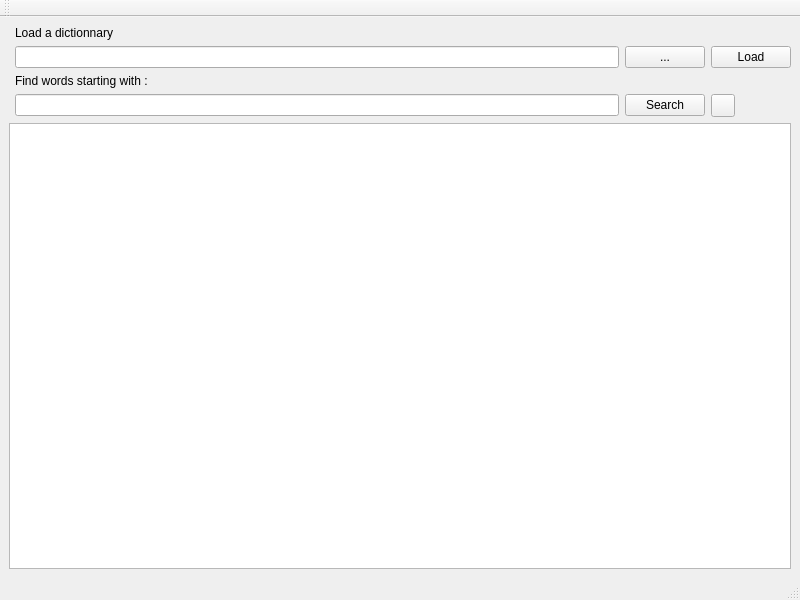
Qt form gui/MainWindow.ui (Cyniadis/SubstringSearch) before a commit.
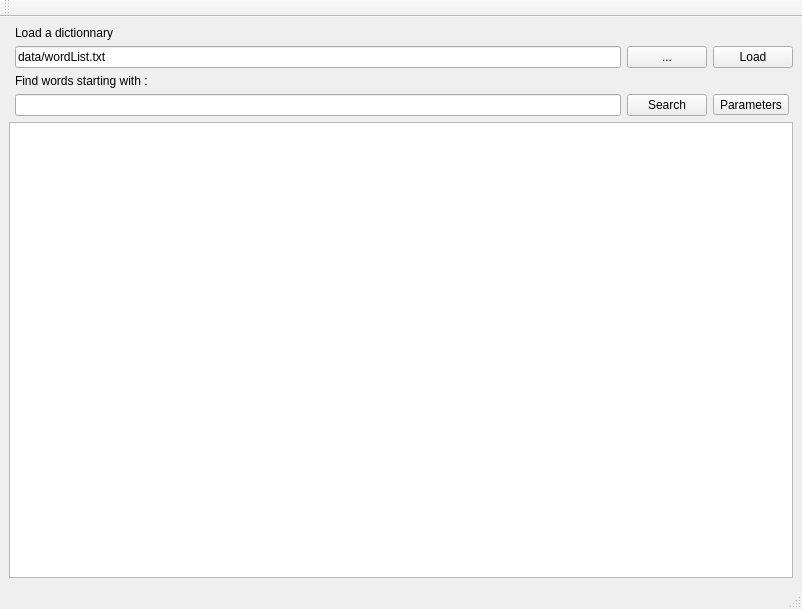
The same form after that commit.

Patch:
```diff
--- a/gui/MainWindow.ui
+++ b/gui/MainWindow.ui
@@ -6,8 +6,8 @@
    <rect>
     <x>0</x>
     <y>0</y>
-    <width>800</width>
-    <height>600</height>
+    <width>802</width>
+    <height>609</height>
    </rect>
   </property>
   <property name="windowTitle">
@@ -34,7 +34,7 @@
       <item row="3" column="3">
        <widget class="QToolButton" name="toolButton">
         <property name="text">
-         <string/>
+         <string>Parameters</string>
         </property>
        </widget>
       </item>
@@ -46,13 +46,17 @@
        </widget>
       </item>
       <item row="3" column="1">
-       <widget class="QLineEdit" name="lineEdit"/>
-      </item>
-      <item row="4" column="0" colspan="4">
-       <widget class="QColumnView" name="columnView"/>
+       <widget class="QLineEdit" name="searchLineEdit"/>
       </item>
       <item row="1" column="1">
-       <widget class="QLineEdit" name="lineEdit_2"/>
+       <widget class="QLineEdit" name="fileLineEdit">
+        <property name="text">
+         <string>data/wordList.txt</string>
+        </property>
+        <property name="readOnly">
+         <bool>true</bool>
+        </property>
+       </widget>
       </item>
       <item row="1" column="2">
        <widget class="QPushButton" name="pushButton_2">
@@ -68,6 +72,28 @@
         </property>
        </widget>
       </item>
+      <item row="4" column="0" colspan="4">
+       <widget class="QListView" name="listView">
+        <property name="editTriggers">
+         <set>QAbstractItemView::NoEditTriggers</set>
+        </property>
+        <property name="selectionMode">
+         <enum>QAbstractItemView::NoSelection</enum>
+        </property>
+        <property name="flow">
+         <enum>QListView::TopToBottom</enum>
+        </property>
+        <property name="isWrapping" stdset="0">
+         <bool>true</bool>
+        </property>
+        <property name="modelColumn">
+         <number>0</number>
+        </property>
+        <property name="uniformItemSizes">
+         <bool>false</bool>
+        </property>
+       </widget>
+      </item>
      </layout>
     </item>
    </layout>
```
Left out of the diff: 12 changed lines with no effect on the pictures.
